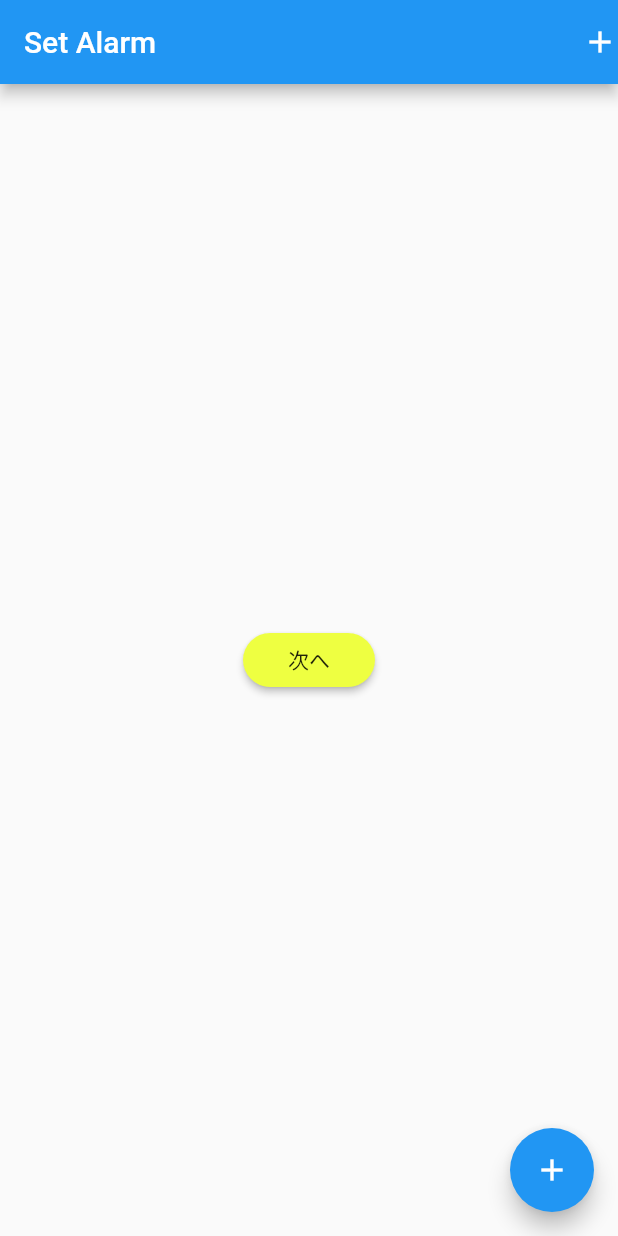
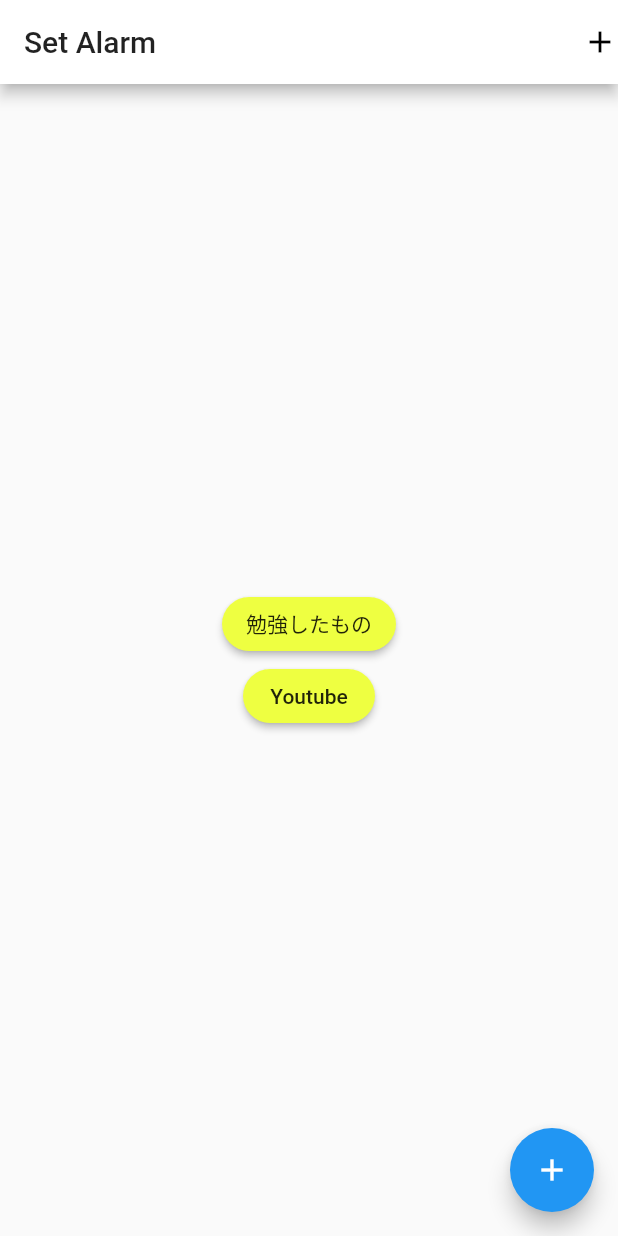
Before and after one commit to yuki-katayama/Flutter_studyapp, a Flutter app: the screen it shows after launch, on a phone screen of 412 x 824 dp. Run offline on Flutter 3.47's test engine with Material 2 defaults, Android fonts, the phone set to English and light mode, and no system bars.

Commit message:
Add youtube page

```diff
--- a/lib/main.dart
+++ b/lib/main.dart
@@ -1,5 +1,6 @@
 import 'package:flutter/material.dart';
 import 'package:flutter_kboy/next1.dart';
+import 'package:flutter_kboy/youtube.dart';
 
 void main() {
   runApp(MyApp());
@@ -10,10 +11,8 @@ class MyApp extends StatelessWidget {
   @override
   Widget build(BuildContext context) {
     return MaterialApp(
-      title: 'Flutter Demo',
       theme: ThemeData(
-        primarySwatch: Colors.blue,
-        visualDensity: VisualDensity.adaptivePlatformDensity,
+        primaryColor: Colors.white,
       ),
       home: MyHomePage(title: 'Flutter Demo Home Page'),
     );
@@ -37,7 +36,7 @@ class _MyHomePageState extends State<MyHomePage> {
     });
   }
 
-  String tex  = "次へ";
+  String tex  = "勉強したもの";
 
   @override
   Widget build(BuildContext context) {
@@ -49,7 +48,11 @@ class _MyHomePageState extends State<MyHomePage> {
         ],
       ),
 
-      body: Center(
+      body: Column(
+        mainAxisAlignment: MainAxisAlignment.center,
+        crossAxisAlignment: CrossAxisAlignment.center,
+        children: [
+          Center(
             child: RaisedButton(
               child: Text(tex),
               color: Colors.limeAccent,
@@ -65,6 +68,20 @@ class _MyHomePageState extends State<MyHomePage> {
               shape: StadiumBorder(), //角丸
             ),
           ),
+          RaisedButton(
+            child: Text("Youtube"),
+            color: Colors.limeAccent,
+            onPressed: () async {
+              await Navigator.push(
+                context,
+                MaterialPageRoute(builder: (context) => youtube()),
+              );
+            },
+            splashColor: Colors.black54,
+            shape: StadiumBorder(), //角丸
+          ),
+        ],
+      ),
 
       floatingActionButton: FloatingActionButton(
         onPressed: _incrementCounter,
--- a/lib/next1.dart
+++ b/lib/next1.dart
@@ -43,7 +43,7 @@ class next1 extends StatelessWidget {
               child: Text("戻る"),
               color: Colors.limeAccent,
               onPressed: (){
-                final result = Navigator.pop(context, "kyukiーーー");
+                final result = Navigator.pop(context);
                 //推したら反応するコードを書く
               },
               splashColor: Colors.black54,
```
Also changed, not shown: lib/video_detail_page.dart (added, +15 -0 lines), lib/youtube.dart (added, +134 -0 lines). Lines whose indentation alone changed are shown as unchanged.
